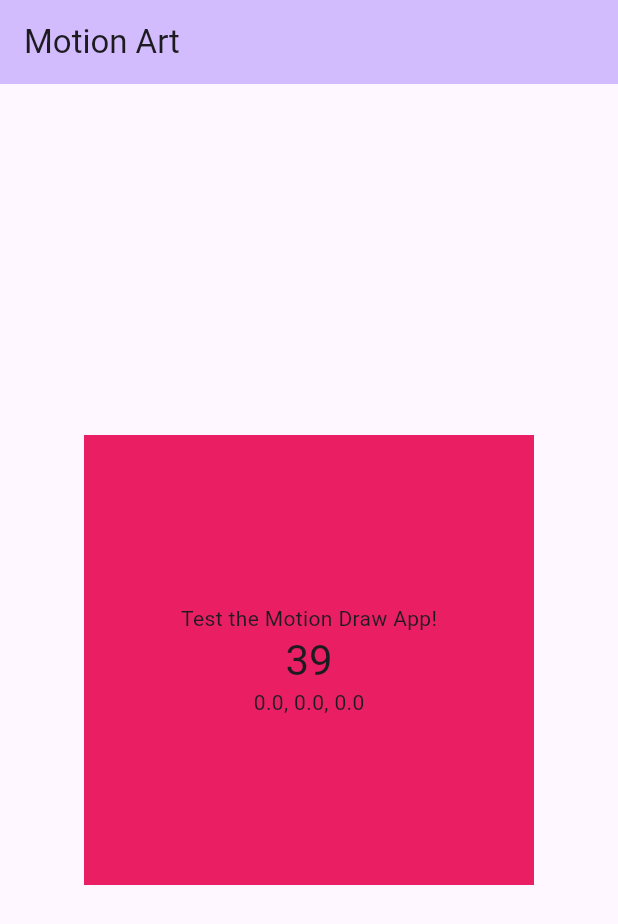
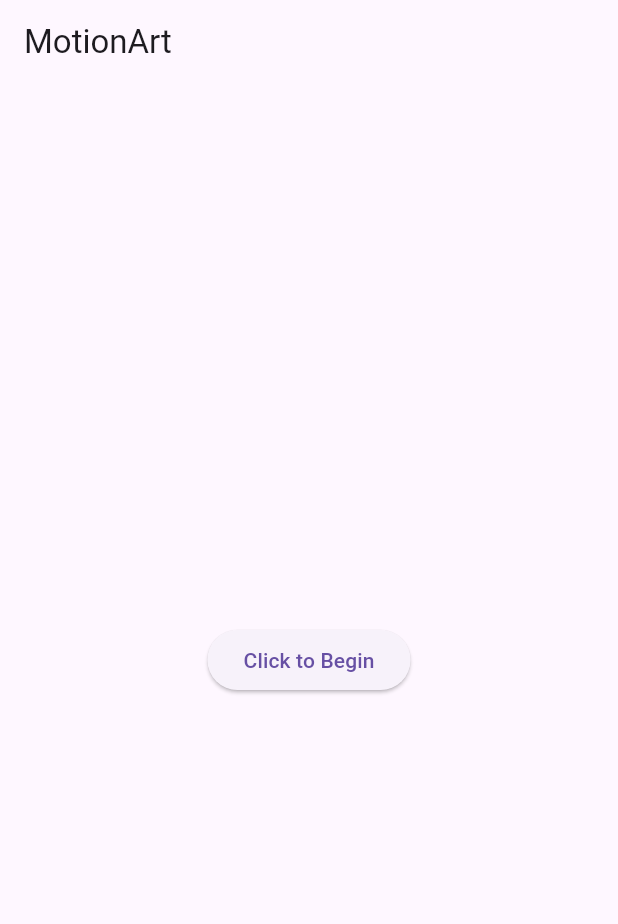
Before and after one commit to TMGBNoodle/MotionArt, a Flutter app: the screen it shows after launch, on a phone screen of 412 x 824 dp. Shown: the top 924 px of the screen. Run offline on Flutter 3.47's test engine with Material 3 defaults, Android fonts, the phone set to English and light mode, and no system bars; our stand-ins replace sensors_plus; missing offline and left inert: flutter_drawing_board.

Commit message:
Added title and draw pages

```diff
--- a/motion_art/lib/main.dart
+++ b/motion_art/lib/main.dart
@@ -4,6 +4,8 @@ import 'dart:ui';
 import 'package:flutter/material.dart';
 import 'package:flutter_drawing_board/flutter_drawing_board.dart';
 import 'package:motion_art/SensorClass/sensor_data.dart';
+import 'package:motion_art/pages/draw.dart';
+import 'package:motion_art/pages/title.dart';
 
 void main() {
   runApp(const MyApp());
@@ -16,133 +18,11 @@ class MyApp extends StatelessWidget {
   @override
   Widget build(BuildContext context) {
     return MaterialApp(
-      title: 'Motion Art',
-      theme: ThemeData(
-        colorScheme: ColorScheme.fromSeed(seedColor: Colors.deepPurple),
-        useMaterial3: true,
-      ),
-      home: const MyHomePage(title: 'Motion Art'),
+      initialRoute: "TitlePage",
+      routes: {
+        "TitlePage": (context) => TitlePage(),
+        "DrawPage": (context) => const DrawPage()
+      },
     );
   }
 }
-
-class MyHomePage extends StatefulWidget {
-  const MyHomePage({super.key, required this.title});
-  final String title;
-
-  @override
-  State<MyHomePage> createState() => _MyHomePageState();
-}
-
-class _MyHomePageState extends State<MyHomePage> {
-  Sensordata sensor = Sensordata();
-  int _counter = 0;
-  double posX = 0;
-  double posY = 0;
-  double posZ = 0;
-  final _offsets = <Offset>[];
-  List<double>? xyz;
-
-  void updateVals() {
-    setState(() {
-      // This call to setState tells the Flutter framework that something has
-      // changed in this State, which causes it to rerun the build method below
-      // so that the display can reflect the updated values. If we changed
-      // _counter without calling setState(), then the build method would not be
-      // called again, and so nothing would appear to happen.
-
-      _counter++;
-      xyz = sensor.grabXYZ();
-      posX = xyz![0];
-      posY = xyz![1];
-      posZ = xyz![2];
-    });
-  }
-  late Timer _timer;
-
-  get background => null;
-  @override
-  void initState() {
-    super.initState();
-    xyz = sensor.grabXYZ();
-    _timer =Timer.periodic(const Duration(milliseconds: 200), (Timer timer){
-      updateVals();
-    });
-  }
-
-  @override
-  Widget build(BuildContext context) {
-    return Scaffold(
-      appBar: AppBar(
-        backgroundColor: Theme.of(context).colorScheme.inversePrimary,
-        title: Text(widget.title),
-      ),
-      body: Center(
-        child: GestureDetector(
-          onPanStart: (details) {
-            print("Global position is: ${details.globalPosition}");
-            setState(() {
-              _offsets.add(details.globalPosition);
-            });
-          },
-            onPanUpdate: (details) {
-            setState(() {
-              _offsets.add(details.globalPosition);
-            });
-        },
-            onPanEnd: (details) {
-            setState(() {
-              _offsets.add(Offset(0, 0));
-            });
-            },
-          child: CustomPaint(
-            painter: MotionPainter(_offsets),
-            child: Container(
-              height: 300,
-              width: 300,
-              color: Colors.pink,
-              child: Column(
-
-                  mainAxisAlignment: MainAxisAlignment.center,
-                  children: <Widget>[
-                    const Text(
-                      'Test the Motion Draw App!',
-                    ),
-                    Text(
-                      '$_counter',
-                      style: Theme.of(context).textTheme.headlineMedium,
-                    ),
-                    Text(
-                        "$posX, $posY, $posZ"
-                    ),
-                  ],
-               ),
-            )
-            )
-          )
-        ),
-      );
-  }
-}
-
-class MotionPainter extends CustomPainter {
-  final offsets;
-
-  MotionPainter(this.offsets) : super();
-
-  @override
-  void paint(Canvas canvas, Size size) {
-    final paint = Paint()
-      ..color=Colors.black
-      ..strokeCap = StrokeCap.round
-      ..strokeWidth = 5;
-    for (var offset in offsets) {
-      print("Offset: ${offset}");
-      canvas.drawPoints(
-          PointMode.points, offsets, paint);
-    }
-  }
-
-  @override
-  bool shouldRepaint(covariant CustomPainter oldDelegate) => true;
-}
--- /dev/null
+++ b/motion_art/lib/pages/title.dart
@@ -0,0 +1,20 @@
+
+
+import 'package:flutter/material.dart';
+
+class TitlePage extends StatelessWidget {
+  @override
+  Widget build(BuildContext context) {
+    return Scaffold(
+      appBar: AppBar(title: Text("MotionArt")),
+      body: Center(
+        child: ElevatedButton(
+          onPressed: () {
+            Navigator.pushReplacementNamed(context, "DrawPage");  // Navigate to second screen
+          },
+          child: const Text("Click to Begin"),
+        ),
+      ),
+    );
+  }
+}
```
Also changed, not shown: motion_art/lib/pages/draw.dart (added, +130 -0 lines).
